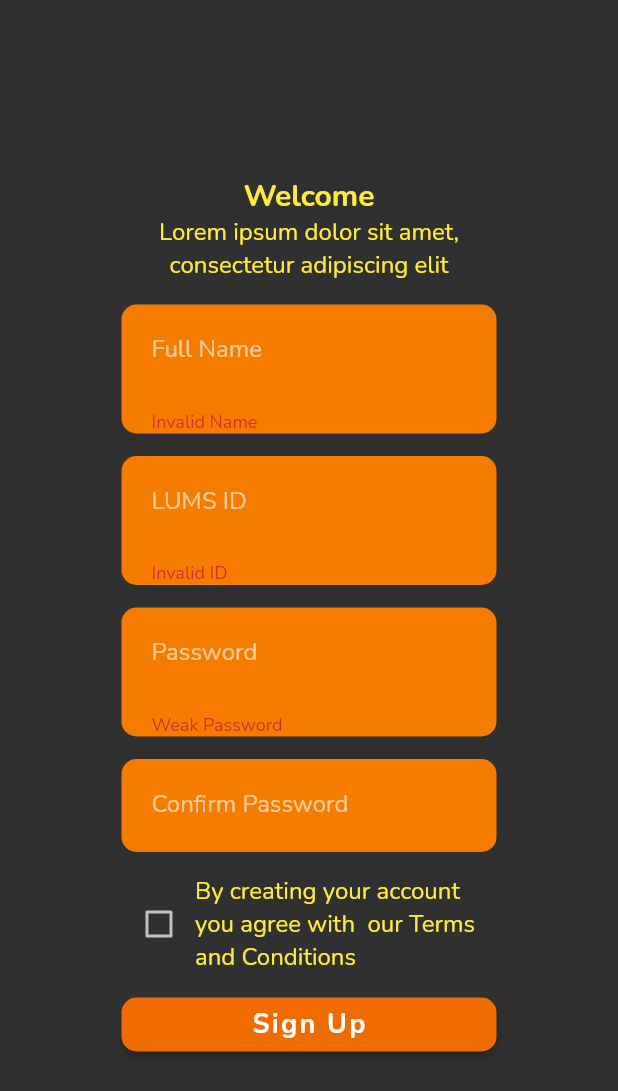
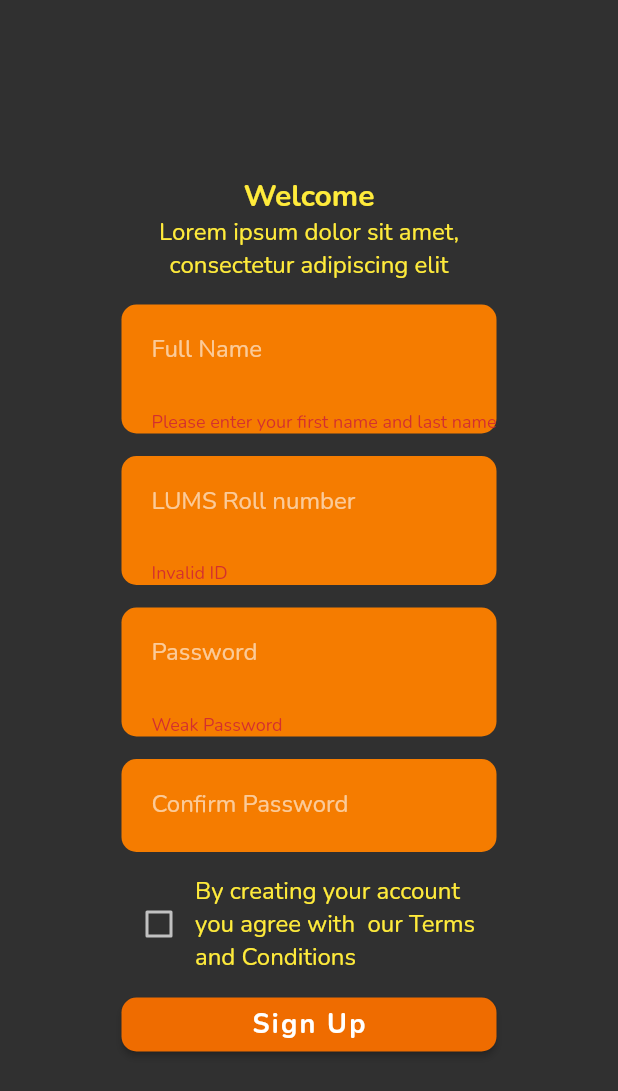
Before and after one commit to suleman-mahmood/card-pay, a Flutter app: the SignUpScreen screen opened by its route, after a tap on "Sign Up", on a phone screen of 412 x 824 dp. Shown: the top 1091 px of the screen. Run offline on Flutter 3.47's test engine with Material 2 defaults, Android fonts, the light colour scheme and no system bars; our stand-ins replace cloud_firestore, cloud_functions, firebase_auth, firebase_core, font_awesome_flutter, google_fonts and 2 more; accounts and stored records are empty.

Commit message:
nitpicks done

```diff
--- a/frontend-flutter/lib/services/auth.dart
+++ b/frontend-flutter/lib/services/auth.dart
@@ -24,17 +24,16 @@ class AuthService {
       )) return false;
       return true;
     } on FirebaseAuthException catch (e) {
-      // Handle error
-
+      // TODO: handle error
       switch (e.code) {
         case "email-already-in-use":
           printError("Roll number is already registered");
           break;
-        // case "weak-password":
-        //   printError("Weak Password");
-        //   break;
+        case "weak-password":
+          printError("Weak Password");
+          break;
         default:
-          print("Exception thrown:${e.code}");
+          printError("Unknown exception thrown:${e.code}");
       }
       return false;
     }
--- a/frontend-flutter/lib/services/validation.dart
+++ b/frontend-flutter/lib/services/validation.dart
@@ -1,5 +1,5 @@
 extension stringAddOns on String {
-  bool get isValidID {
+  bool get isValidRollNumber {
     final emailRegExp = RegExp(r"^[0-9]{8}$");
     return emailRegExp.hasMatch(this);
   }
@@ -11,8 +11,9 @@ extension stringAddOns on String {
   }
 
   bool get isValidPassword {
-    final passwordRegExp = RegExp(r"^[0-9]{8}$");
-    // RegExp(r' (?=.*[a-z])(?=.*[A-Z])(?=.*[0-9])(?=.*[^A-Za-z0-9])(?=.{8,})');
-    return passwordRegExp.hasMatch(this);
+    final rollNumberRegExp = RegExp(r"^[0-9]{8}$");
+    final passwordRegExp =
+        RegExp(r"(?=.*[a-z])(?=.*[A-Z])(?=.*[0-9])(?=.*[^A-Za-z0-9])(?=.{8,})");
+    return rollNumberRegExp.hasMatch(this);
   }
 }
--- a/frontend-flutter/lib/signup/signup.dart
+++ b/frontend-flutter/lib/signup/signup.dart
@@ -17,23 +17,20 @@ class SignUpScreen extends StatelessWidget {
   final signupformkey = GlobalKey<FormState>();
 
   void _submit(context) async {
-    // if (!signupformkey.currentState!.validate()) {
-    //   // TODO: throw proper error: No Need, each textfield will take care of its validation error
-    //   return;
-    // }
+    if (!signupformkey.currentState!.validate()) {
+      // No need to throw any error as each textfield will take care
+      // of its own validation error
+      return;
+    }
 
     // TODO: correct dependency issue on email and rollNumber
-    // if (!await AuthService().signUp(fullName, rollNumber, password)) {
-    //   // TODO: throw proper error: No Need here, we are already checking for errors in signup function in auth.dart
-    //   return;
-    // }
+    if (!await AuthService().signUp(fullName, rollNumber, password)) {
+      // TODO: throw proper error and update UI accordingly
+      return;
+    }
 
-    if (signupformkey.currentState!.validate()) {
-      printWarning(
-          "$fullName has rollnumber: $rollNumber with pass: $password");
-      await AuthService().signUp(fullName, rollNumber, password);
-      Navigator.pushNamed(context, '/dashboard');
-    }
+    printWarning("$fullName has rollnumber: $rollNumber with pass: $password");
+    Navigator.pushNamed(context, '/dashboard');
   }
 
   @override
@@ -79,10 +76,10 @@ class SignUpScreen extends StatelessWidget {
                       ),
                       validator: (nameValue) {
                         if (nameValue == null) {
-                          return "Please enter your fullname";
+                          return "Please enter your name";
                         }
                         if (!nameValue.isValidName) {
-                          return "Invalid Name";
+                          return "Please enter your first name and last name";
                         }
                         return null;
                       },
@@ -100,17 +97,17 @@ class SignUpScreen extends StatelessWidget {
                     ),
                     child: TextFormField(
                       autovalidateMode: AutovalidateMode.onUserInteraction,
-                      onChanged: (rollnumberValue) =>
-                          rollNumber = rollnumberValue,
+                      onChanged: (rollNumberValue) =>
+                          rollNumber = rollNumberValue,
                       decoration: const InputDecoration(
-                        labelText: 'LUMS ID',
+                        labelText: 'LUMS Roll number',
                         border: InputBorder.none,
                       ),
-                      validator: (rollnumberValue) {
-                        if (rollnumberValue == null) {
-                          return "Please enter Rollnumber";
+                      validator: (rollNumberValue) {
+                        if (rollNumberValue == null) {
+                          return "Please enter Roll Number";
                         }
-                        if (!rollnumberValue.isValidID) {
+                        if (!rollNumberValue.isValidRollNumber) {
                           return "Invalid ID";
                         }
                         return null;
@@ -128,9 +125,7 @@ class SignUpScreen extends StatelessWidget {
                       color: Colors.orange[700],
                     ),
                     child: TextFormField(
-                      obscureText: false,
-                      autocorrect: false,
-                      enableSuggestions: false,
+                      obscureText: true,
                       autovalidateMode: AutovalidateMode.onUserInteraction,
                       onChanged: (passwordValue) => password = passwordValue,
                       decoration: const InputDecoration(
@@ -159,9 +154,7 @@ class SignUpScreen extends StatelessWidget {
                       color: Colors.orange[700],
                     ),
                     child: TextFormField(
-                      obscureText: false,
-                      autocorrect: false,
-                      enableSuggestions: false,
+                      obscureText: true,
                       autovalidateMode: AutovalidateMode.onUserInteraction,
                       onChanged: (ConfirmpasswordValue) =>
                           confirmpassword = ConfirmpasswordValue,
@@ -171,10 +164,10 @@ class SignUpScreen extends StatelessWidget {
                       ),
                       validator: (ConfirmpasswordValue) {
                         if (ConfirmpasswordValue == null) {
-                          return "Please enter Password";
+                          return "Please re-enter Password";
                         }
                         if (ConfirmpasswordValue != password) {
-                          return "The password confirmation does not match";
+                          return "The passwords don't match";
                         }
                         return null;
                       },
@@ -204,9 +197,7 @@ class SignUpScreen extends StatelessWidget {
                       shape: RoundedRectangleBorder(
                         borderRadius: BorderRadius.circular(10),
                       ),
-                      onPressed: () async {
-                        _submit(context);
-                      },
+                      onPressed: () => _submit(context),
                       child: const Text(
                         'Sign Up',
                       ),
```
